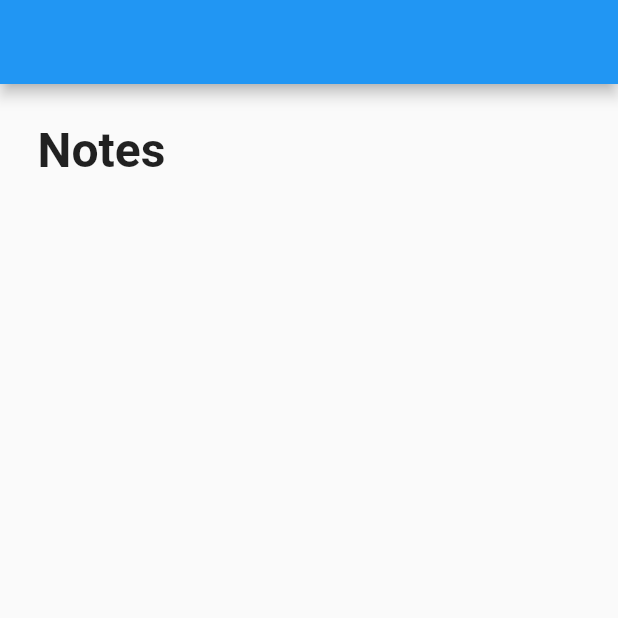
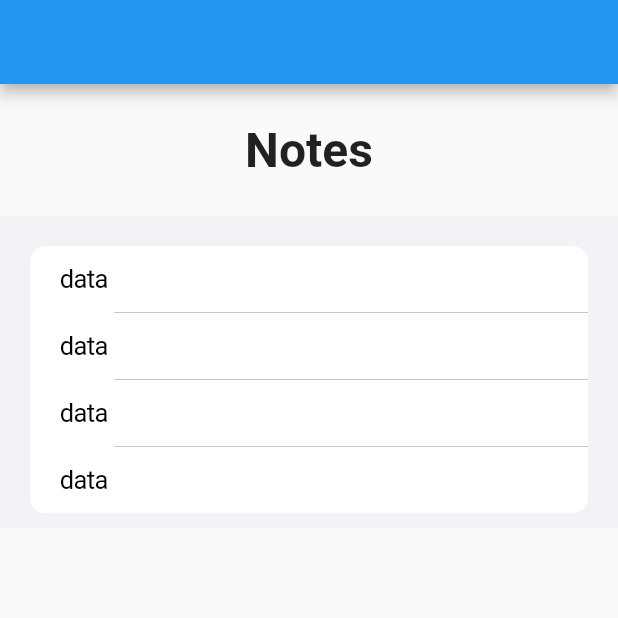
Before and after one commit to Genster78/Apple_Note_App, a Flutter app: the screen it shows after launch, on a phone screen of 412 x 824 dp, the top half of it. Run offline on Flutter 3.47's test engine with Material 2 defaults, Android fonts, the phone set to English and light mode, and no system bars.

Commit message:
cupertinolistsetction

```diff
--- a/lib/pages/Home Page.dart
+++ b/lib/pages/Home Page.dart
@@ -1,3 +1,4 @@
+import 'package:flutter/cupertino.dart';
 import 'package:flutter/material.dart';
 import 'package:provider/provider.dart';
 
@@ -17,8 +18,8 @@ class _HomePageState extends State<HomePage> {
         body: Column(
           children: [
             //heading
-            Padding(
-              padding: const EdgeInsets.all(25.0),
+            const Padding(
+              padding: EdgeInsets.all(25.0),
               child: Text(
                 'Notes',
                 style: TextStyle(
@@ -29,7 +30,14 @@ class _HomePageState extends State<HomePage> {
             ),
 
             // list of notes
-
+            CupertinoListSection.insetGrouped(
+              children: [
+                CupertinoListTile(title: Text('data')),
+                CupertinoListTile(title: Text('data')),
+                CupertinoListTile(title: Text('data')),
+                CupertinoListTile(title: Text('data')),
+              ],
+            ),
           ],
         ),
       ),
--- a/pubspec.yaml
+++ b/pubspec.yaml
@@ -20,7 +20,7 @@ publish_to: 'none' # Remove this line if you wish to publish to pub.dev
 version: 1.0.0+1
 
 environment:
-  sdk: '>=2.18.6 <3.0.0'
+  sdk: '>=2.19.4 <3.0.0'
 
 # Dependencies specify other packages that your package needs in order to work.
 # To automatically upgrade your package dependencies to the latest versions
```
Also changed, not shown: pubspec.lock.
